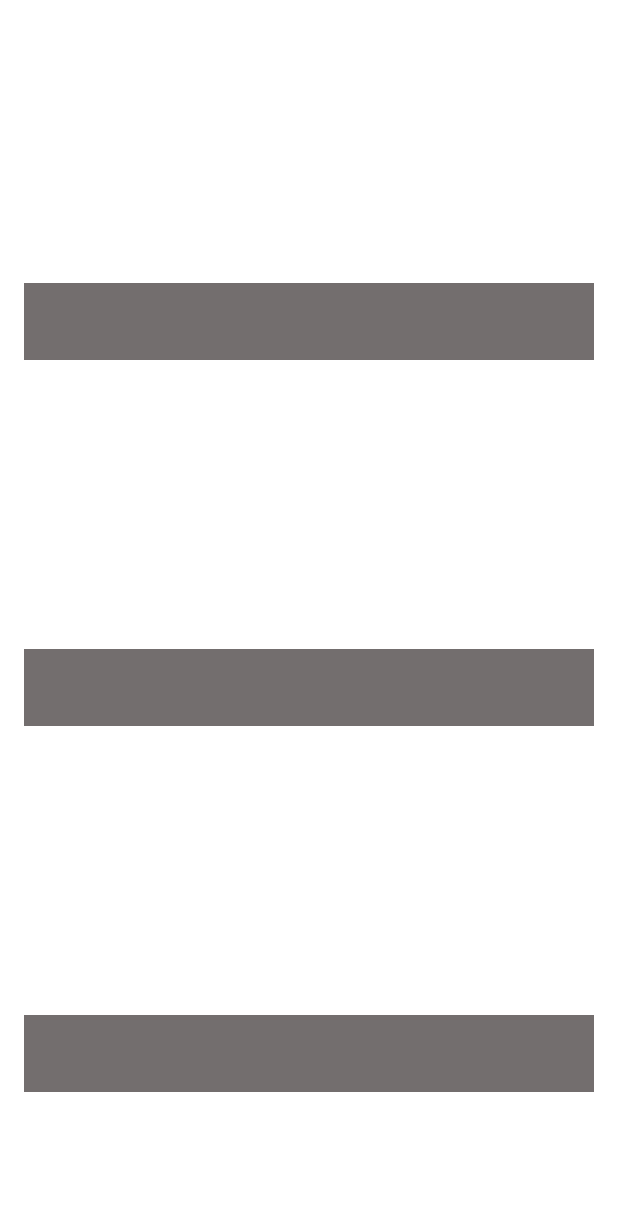
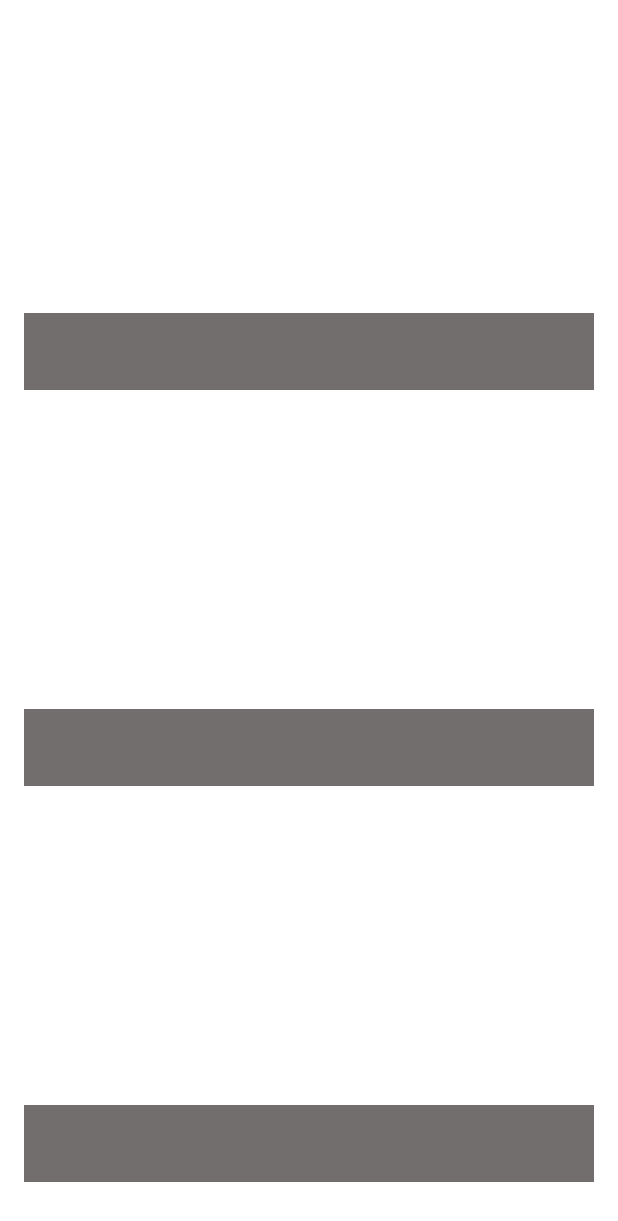
Before and after one commit to santi-rivera/marvel-test-app, an Android app: the layout fragment_item_list.xml on its own in the app's theme, with its tools: preview values and no code run, on a phone screen of 412 x 824 dp. Shown: the top 1221 px of the screen. Run offline under Robolectric (Android 15) with nearby library versions, the phone set to English and light mode, and no system bars; network calls fail.

Commit message:
Fixed aspect ratios

```diff
--- a/app/src/main/res/layout/fragment_item_detail.xml
+++ b/app/src/main/res/layout/fragment_item_detail.xml
@@ -15,7 +15,8 @@
         <androidx.appcompat.widget.AppCompatImageView
             android:id="@+id/imageViewCharacter"
             android:layout_width="0dp"
-            android:layout_height="240dp"
+            android:layout_height="0dp"
+            app:layout_constraintDimensionRatio="H,1:1"
             app:layout_constraintEnd_toEndOf="parent"
             android:adjustViewBounds="true"
             android:scaleType="centerCrop"
--- a/app/src/main/res/layout/item_list_content.xml
+++ b/app/src/main/res/layout/item_list_content.xml
@@ -9,7 +9,8 @@
     <ImageView
         android:id="@+id/imageViewCharacter"
         android:layout_width="0dp"
-        android:layout_height="240dp"
+        android:layout_height="0dp"
+        app:layout_constraintDimensionRatio="H,19:13"
         android:scaleType="centerCrop"
         app:layout_constraintEnd_toEndOf="parent"
         app:layout_constraintStart_toStartOf="parent"
```
